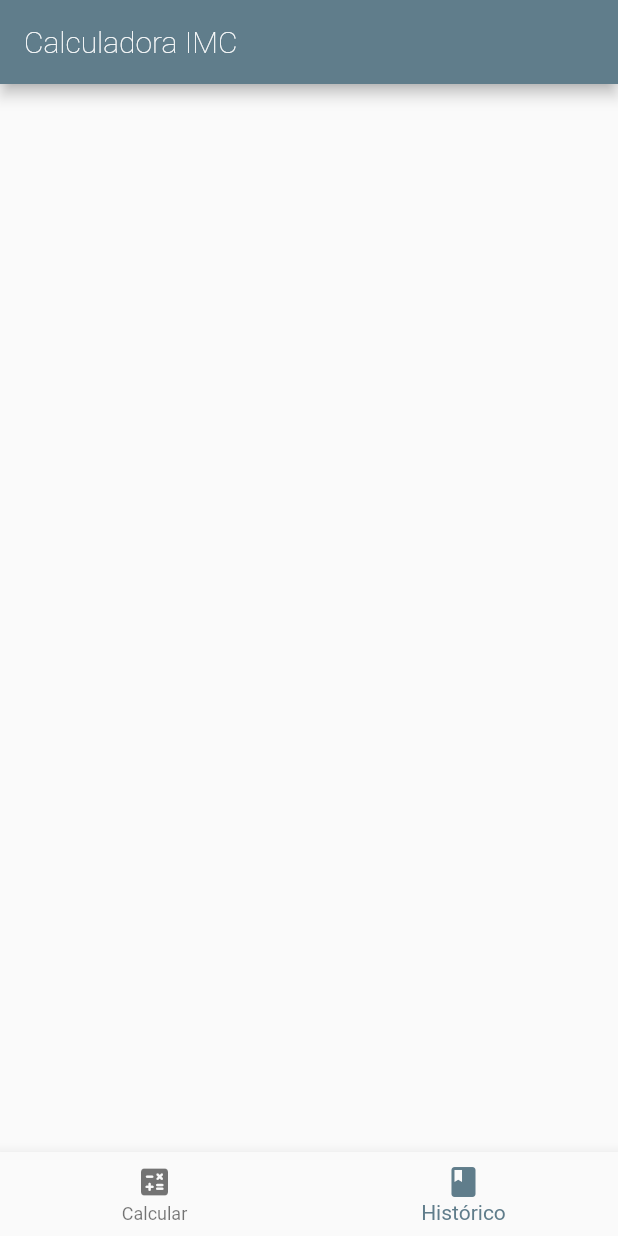
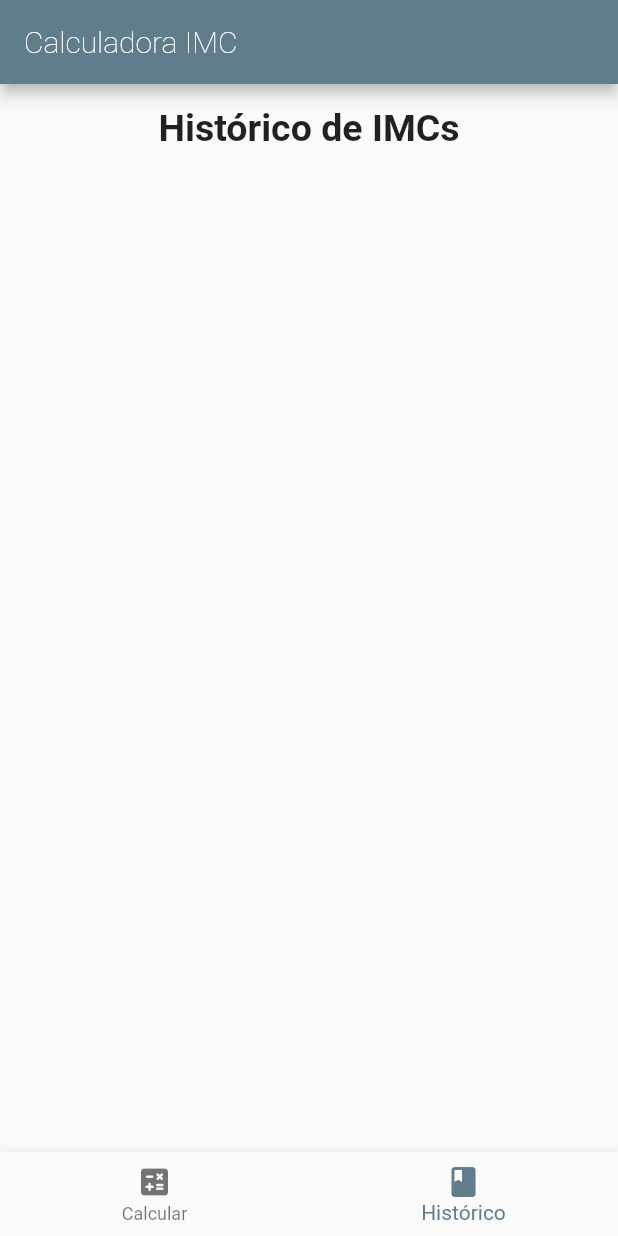
Before and after one commit to torressg/calculadora_de_IMC, a Flutter app: the screen it shows after launch, swiped to page 2, on a phone screen of 412 x 824 dp. Run offline on Flutter 3.47's test engine with Material 2 defaults, Android fonts, the phone set to English and light mode, and no system bars; our stand-ins replace flutter_svg, font_awesome_flutter, google_fonts.

Commit message:
title at histpage

```diff
--- a/lib/page/hist_page.dart
+++ b/lib/page/hist_page.dart
@@ -58,6 +58,13 @@ class _HistPageState extends State<HistPage> with WidgetsBindingObserver {
   Widget build(BuildContext context) {
     return Column(
       children: [
+        SizedBox(
+          height: 15,
+        ),
+        Text(
+          "Histórico de IMCs",
+          style: TextStyle(fontSize: 25, fontWeight: FontWeight.bold),
+        ),
         Expanded(
             child: ListView.builder(
                 padding:
```
